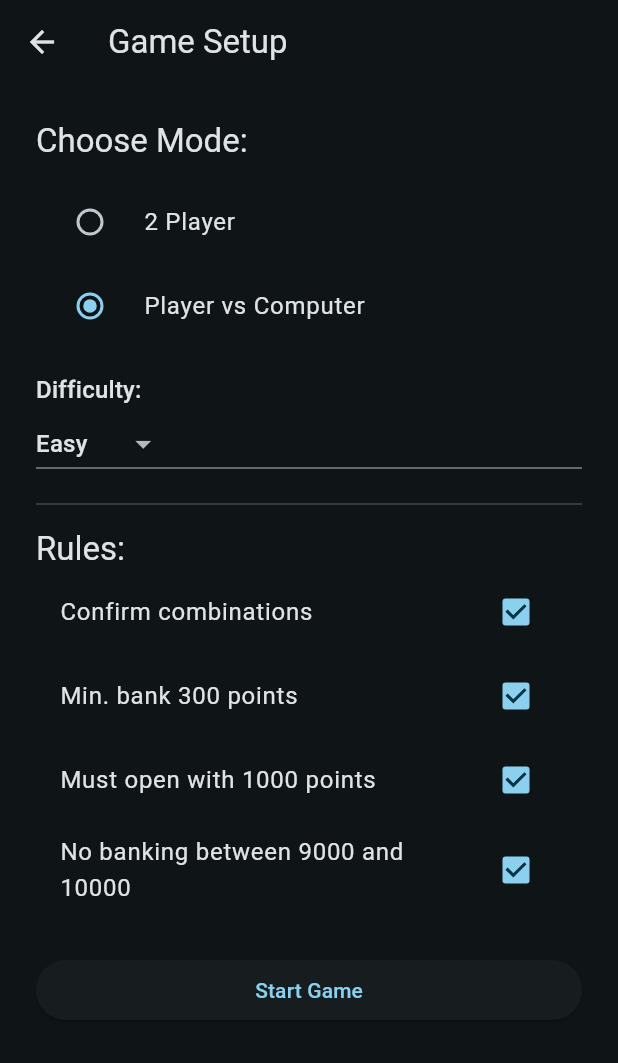
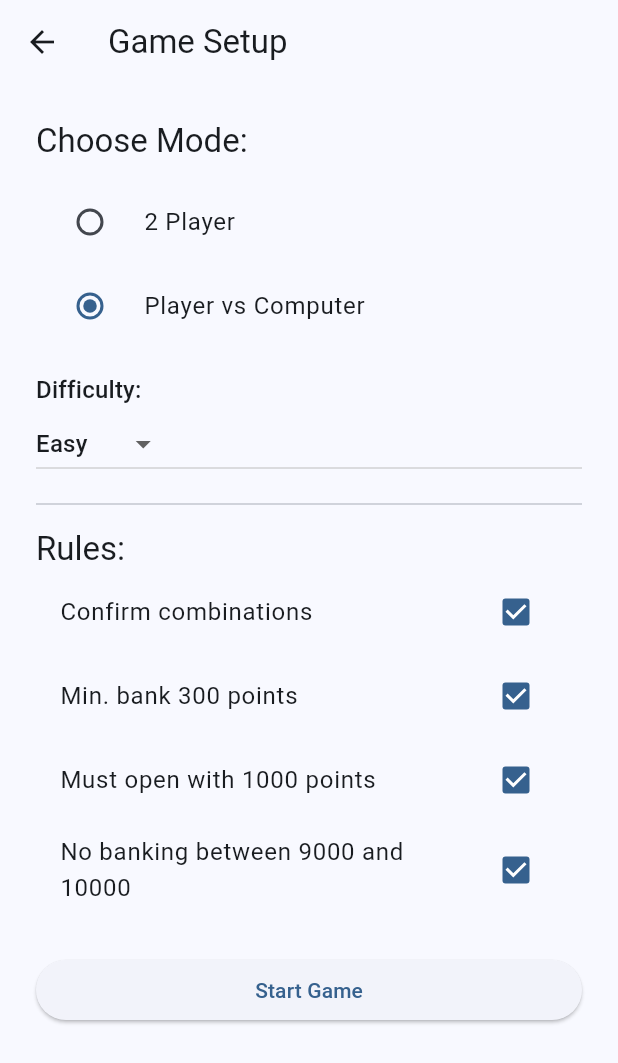
Before and after one commit to Keane121290/roll10000, a Flutter app: the screen it shows after launch, after a tap on "New Game", on a phone screen of 412 x 824 dp. Shown: the top 1063 px of the screen. Run offline on Flutter 3.47's test engine with Material 3 defaults, Android fonts, the light colour scheme and no system bars; our stand-ins replace shared_preferences.

Commit message:
Updates from office

```diff
--- a/lib/main.dart
+++ b/lib/main.dart
@@ -1,13 +1,25 @@
 import 'package:flutter/material.dart';
 import 'package:flutter_localizations/flutter_localizations.dart';
+import 'package:provider/provider.dart';
+
 import 'l10n/app_localizations.dart';
 import 'routes/route_generator.dart';
+import 'state/app_state.dart';
 import 'theme/app_theme.dart';
-import 'state/app_state.dart';
-import 'package:provider/provider.dart';
+import 'screens/splash_screen.dart';
 
-void main() {
-  runApp(const Roll10000App());
+void main() async {
+  WidgetsFlutterBinding.ensureInitialized();
+
+  final appState = AppState();
+  await appState.loadPreferences(); // 👈 Laster lagrede valg før appen starter
+
+  runApp(
+    ChangeNotifierProvider(
+      create: (_) => appState,
+      child: const Roll10000App(),
+    ),
+  );
 }
 
 class Roll10000App extends StatelessWidget {
@@ -15,16 +27,16 @@ class Roll10000App extends StatelessWidget {
 
   @override
   Widget build(BuildContext context) {
-    return ChangeNotifierProvider(
-      create: (_) => AppState(),
-      child: Consumer<AppState>(
-        builder: (context, appState, _) {
+    return Consumer<AppState>(
+      builder: (context, appState, child) {
         return MaterialApp(
+          title: 'Roll10000',
+          theme: appState.isDarkMode
+              ? AppTheme.darkTheme
+              : AppTheme.lightTheme,
           debugShowCheckedModeBanner: false,
-            title: '10000 Roll',
-            theme: AppTheme.lightTheme,
-            darkTheme: AppTheme.darkTheme,
-            themeMode: appState.themeMode,
+          initialRoute: SplashScreen.routeName, // 👈 Starter alltid på splash
+          onGenerateRoute: RouteGenerator.generateRoute,
           localizationsDelegates: const [
             AppLocalizations.delegate,
             GlobalMaterialLocalizations.delegate,
@@ -36,11 +48,8 @@ class Roll10000App extends StatelessWidget {
             Locale('nb'),
           ],
           locale: appState.locale,
-            initialRoute: '/',
-            onGenerateRoute: RouteGenerator.generateRoute,
         );
       },
-      ),
     );
   }
 }
--- a/lib/routes/route_generator.dart
+++ b/lib/routes/route_generator.dart
@@ -1,40 +1,41 @@
 import 'package:flutter/material.dart';
+
+import '../screens/home_screen.dart';
 import '../screens/splash_screen.dart';
-import '../screens/home_screen.dart';
+import '../screens/game_screen.dart';
+import '../screens/game_setup_screen.dart';
+import '../screens/language_selection_screen.dart';
+import '../screens/rules_screen.dart';
 import '../screens/settings_screen.dart';
-import '../screens/language_selection_screen.dart';
-import '../screens/theme_selection_screen.dart'; // Denne vises ikke i UI, men kan være greit å beholde for fremtidig bruk
-import '../screens/rules_screen.dart';
 import '../screens/statistics_screen.dart';
-import '../screens/game_setup_screen.dart';
-import '../screens/game_screen.dart';
+import '../screens/theme_selection_screen.dart';
 
 class RouteGenerator {
   static Route<dynamic> generateRoute(RouteSettings settings) {
     switch (settings.name) {
-      case '/':
+      case SplashScreen.routeName:
         return MaterialPageRoute(builder: (_) => const SplashScreen());
-      case '/home':
+      case HomeScreen.routeName:
         return MaterialPageRoute(builder: (_) => const HomeScreen());
-      case '/settings':
+      case GameSetupScreen.routeName:
+        return MaterialPageRoute(builder: (_) => const GameSetupScreen());
+      case GameScreen.routeName:
+        return MaterialPageRoute(builder: (_) => const GameScreen());
+      case RulesScreen.routeName:
+        return MaterialPageRoute(builder: (_) => const RulesScreen());
+      case SettingsScreen.routeName:
         return MaterialPageRoute(builder: (_) => const SettingsScreen());
-      case '/language':
-        return MaterialPageRoute(builder: (_) => const LanguageSelectionScreen());
-      case '/theme':
+      case StatisticsScreen.routeName:
+        return MaterialPageRoute(builder: (_) => const StatisticsScreen());
+      case LanguageSelectionScreen.routeName:
+        return MaterialPageRoute(
+            builder: (_) => const LanguageSelectionScreen());
+      case ThemeSelectionScreen.routeName:
         return MaterialPageRoute(builder: (_) => const ThemeSelectionScreen());
-      case '/rules':
-        return MaterialPageRoute(builder: (_) => const RulesScreen());
-      case '/statistics':
-        return MaterialPageRoute(builder: (_) => const StatisticsScreen());
-      case '/game-setup':
-        return MaterialPageRoute(builder: (_) => const GameSetupScreen());
-      case '/game':
-        return MaterialPageRoute(builder: (_) => const GameScreen());
-
       default:
         return MaterialPageRoute(
-          builder: (_) => Scaffold(
-            body: Center(child: Text('No route defined for ${settings.name}')),
+          builder: (_) => const Scaffold(
+            body: Center(child: Text('Route not found')),
           ),
         );
     }
--- a/lib/screens/game_screen.dart
+++ b/lib/screens/game_screen.dart
@@ -1,6 +1,7 @@
 import 'package:flutter/material.dart';
 
 class GameScreen extends StatefulWidget {
+  static const routeName = '/game';
   const GameScreen({super.key});
 
   @override
--- a/lib/screens/game_setup_screen.dart
+++ b/lib/screens/game_setup_screen.dart
@@ -2,6 +2,7 @@ import 'package:flutter/material.dart';
 import 'package:shared_preferences/shared_preferences.dart';
 
 class GameSetupScreen extends StatefulWidget {
+  static const routeName = '/game-setup';
   const GameSetupScreen({super.key});
 
   @override
--- a/lib/screens/home_screen.dart
+++ b/lib/screens/home_screen.dart
@@ -2,6 +2,7 @@ import 'package:flutter/material.dart';
 import '../l10n/app_localizations.dart';
 
 class HomeScreen extends StatelessWidget {
+  static const routeName = '/home';
   const HomeScreen({super.key});
 
   @override
--- a/lib/screens/rules_screen.dart
+++ b/lib/screens/rules_screen.dart
@@ -2,6 +2,7 @@ import 'package:flutter/material.dart';
 import '../l10n/app_localizations.dart';
 
 class RulesScreen extends StatelessWidget {
+  static const routeName = '/rules';
   const RulesScreen({super.key});
 
   @override
--- a/lib/screens/settings_screen.dart
+++ b/lib/screens/settings_screen.dart
@@ -2,6 +2,7 @@ import 'package:flutter/material.dart';
 import '../l10n/app_localizations.dart';
 
 class SettingsScreen extends StatelessWidget {
+  static const routeName = '/settings';
   const SettingsScreen({super.key});
 
   @override
--- a/lib/screens/splash_screen.dart
+++ b/lib/screens/splash_screen.dart
@@ -2,6 +2,7 @@ import 'package:flutter/material.dart';
 import 'dart:async';
 
 class SplashScreen extends StatefulWidget {
+  static const routeName = '/';
   const SplashScreen({super.key});
 
   @override
--- a/lib/screens/statistics_screen.dart
+++ b/lib/screens/statistics_screen.dart
@@ -1,6 +1,7 @@
 import 'package:flutter/material.dart';
 
 class StatisticsScreen extends StatelessWidget {
+  static const routeName = '/statistics';
   const StatisticsScreen({super.key});
 
   @override
--- a/lib/state/app_state.dart
+++ b/lib/state/app_state.dart
@@ -2,45 +2,42 @@ import 'package:flutter/material.dart';
 import 'package:shared_preferences/shared_preferences.dart';
 
 class AppState extends ChangeNotifier {
+  static const _themeKey = 'isDarkMode';
+  static const _localeKey = 'locale';
+
+  bool _isDarkMode = false;
   Locale _locale = const Locale('en');
-  ThemeMode _themeMode = ThemeMode.dark; // default to dark only
 
+  bool get isDarkMode => _isDarkMode;
   Locale get locale => _locale;
-  ThemeMode get themeMode => _themeMode;
 
-  AppState() {
-    _loadPreferences();
-  }
-
-  Future<void> _loadPreferences() async {
+  Future<void> loadPreferences() async {
     final prefs = await SharedPreferences.getInstance();
-    final langCode = prefs.getString('locale') ?? 'en';
-    _locale = Locale(langCode);
-    _themeMode = ThemeMode.dark; // force dark theme for now
+    _isDarkMode = prefs.getBool(_themeKey) ?? false;
+    final localeCode = prefs.getString(_localeKey) ?? 'en';
+    _locale = Locale(localeCode);
     notifyListeners();
   }
 
-  Future<void> setLocale(Locale locale) async {
-    _locale = locale;
+  void toggleTheme() async {
+    _isDarkMode = !_isDarkMode;
     final prefs = await SharedPreferences.getInstance();
-    await prefs.setString('locale', locale.languageCode);
+    await prefs.setBool(_themeKey, _isDarkMode);
     notifyListeners();
   }
 
-  Future<void> setThemeMode(ThemeMode mode) async {
-    _themeMode = ThemeMode.dark; // lock to dark mode
+  // 👇 Ny metode – erstatter behovet for themeMode + gjør ThemeSelectionScreen glad
+  void setThemeMode(bool darkMode) async {
+    _isDarkMode = darkMode;
+    final prefs = await SharedPreferences.getInstance();
+    await prefs.setBool(_themeKey, _isDarkMode);
     notifyListeners();
   }
 
-  void toggleTheme() {
-    // disabled
-  }
-
-  void setSystemDefault() {
-    // disabled
-  }
-
-  void useSystemBrightness() {
-    // disabled
+  void setLocale(Locale locale) async {
+    _locale = locale;
+    final prefs = await SharedPreferences.getInstance();
+    await prefs.setString(_localeKey, locale.languageCode);
+    notifyListeners();
   }
 }
```
Also changed, not shown: lib/screens/language_selection_screen.dart (+22 -20 lines), lib/screens/theme_selection_screen.dart (+20 -27 lines). Lines whose indentation alone changed are shown as unchanged.
